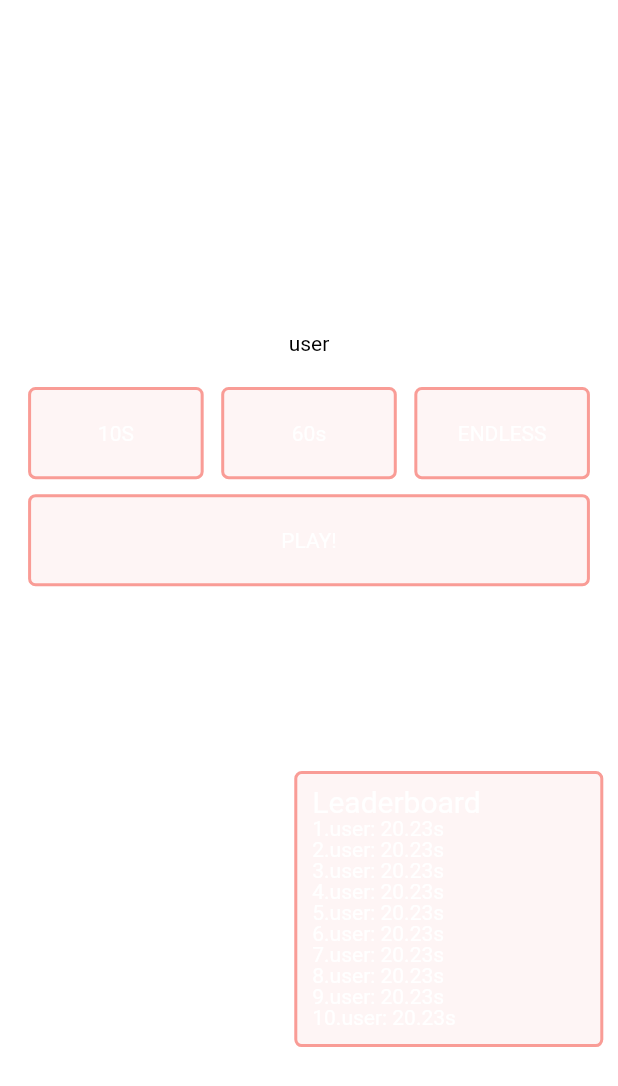
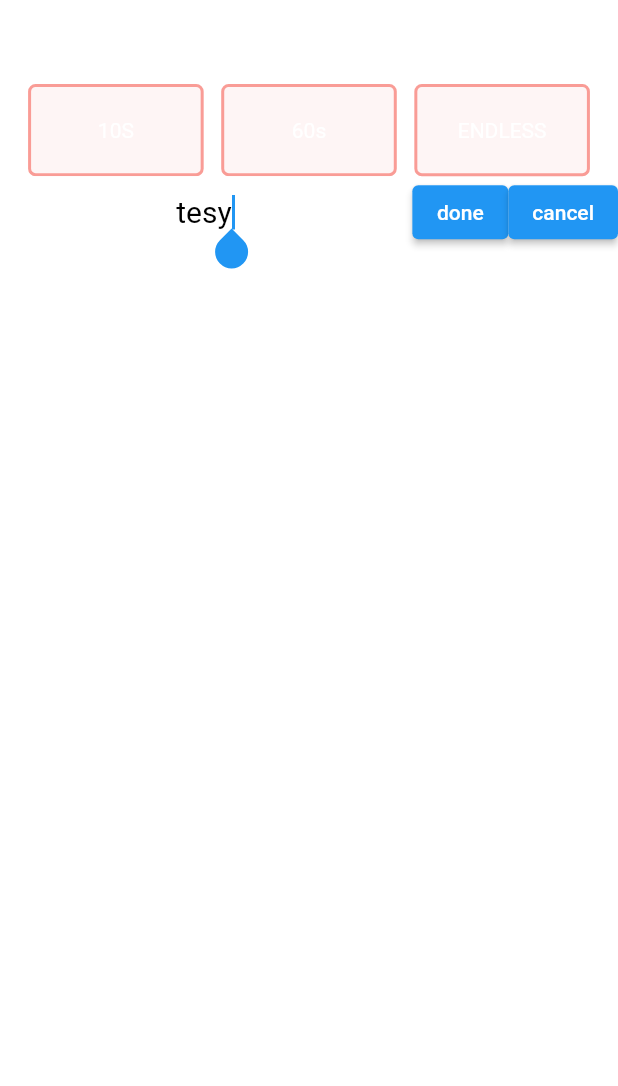
Before and after one commit to junwatanabe72/renda_clone, a Flutter app: the screen it shows after launch, on a phone screen of 412 x 824 dp. Shown: the top 1086 px of the screen. Run offline on Flutter 3.47's test engine with Material 2 defaults, Android fonts, the light colour scheme and no system bars; accounts and stored records are empty.

Commit message:
userモデル作成とformでユーザー作成

```diff
--- a/lib/main.dart
+++ b/lib/main.dart
@@ -1,9 +1,20 @@
 import 'package:flutter/material.dart';
+import 'package:renda_clone/stores/user.dart';
 import "components/templetes/backgroundImage.dart";
-import 'pages/index.dart';
+// import 'pages/index.dart';
+import 'pages/test.dart';
+import 'package:provider/provider.dart';
 
 void main() {
-  runApp(MyApp());
+  runApp(MultiProvider(
+      // MultiProviderは複数のChangeNotifierProviderを格納できるProviderのこと
+      // providersにList<ChangeNotifierProvider>を指定する
+      providers: [
+        // ChangeNotifierProviderはcreateにデリゲートを取り、この中でChangeNotifierを初期化して返す
+        ChangeNotifierProvider(
+          create: (context) => UserStore(),
+        )
+      ], child: MyApp()));
 }
 
 class MyApp extends StatelessWidget {
@@ -25,7 +36,7 @@ class MyApp extends StatelessWidget {
         home: Stack(
           children: <Widget>[
             BackgroundImage(),
-            Top(),
+            Test(),
           ],
         ));
   }
--- /dev/null
+++ b/lib/models/user.dart
@@ -0,0 +1,13 @@
+class User {
+  final String name;
+
+  User({this.name = "test"});
+
+  factory User.fromJson(Map<String, dynamic> json) {
+    return User(
+      name: json['name'] as String,
+      // profile:
+      //     json['profile'] == null ? null : Profile.fromJson(json['profile']),
+    );
+  }
+}
--- a/lib/pages/index.dart
+++ b/lib/pages/index.dart
@@ -1,17 +1,21 @@
 import 'package:flutter/material.dart';
+import 'package:provider/provider.dart';
 import 'dart:io';
 import 'dart:ui';
 import 'package:renda_clone/components/atoms/button.dart';
+// import 'package:renda_clone/components/atoms/input.dart';
 import 'package:renda_clone/components/organisims/top/board.dart';
 import 'package:renda_clone/components/organisims/top/roll.dart';
 import 'package:renda_clone/components/organisims/top/selectButtons.dart';
 import 'package:renda_clone/components/organisims/top/title.dart';
 import 'package:renda_clone/components/organisims/top/userName.dart';
+import 'package:renda_clone/stores/user.dart';
 import "../components/templetes/header/top.dart";
 
 class Top extends StatelessWidget {
   @override
   Widget build(BuildContext context) {
+    final _user = Provider.of<UserStore>(context);
     final size = MediaQuery.of(context).size;
     final padding = MediaQuery.of(context).padding;
     var maxHeight = size.height - padding.top - padding.bottom;
@@ -51,7 +55,7 @@ class Top extends StatelessWidget {
         UserName(
           width: userNameWidth,
           height: userNameHeight,
-          name: "user",
+          name: _user.user != null ? _user.user.name : "Enter Nickname...",
         ),
         Padding(padding: EdgeInsets.all(5)),
         SelectButtons(width: buttonWidth, height: buttonHeight),
--- /dev/null
+++ b/lib/pages/test.dart
@@ -0,0 +1,43 @@
+import 'package:flutter/material.dart';
+import 'package:provider/provider.dart';
+import 'dart:io';
+import 'package:renda_clone/components/atoms/input.dart';
+import 'package:renda_clone/components/organisims/top/selectButtons.dart';
+import 'package:renda_clone/stores/user.dart';
+import "../components/templetes/header/top.dart";
+
+class Test extends StatelessWidget {
+  @override
+  Widget build(BuildContext context) {
+    final _user = Provider.of<UserStore>(context);
+    final size = MediaQuery.of(context).size;
+    final padding = MediaQuery.of(context).padding;
+    var maxHeight = size.height - padding.top - padding.bottom;
+
+    // アプリ描画エリアの縦サイズを取得
+    if (Platform.isAndroid) {
+      maxHeight = size.height - padding.top - kToolbarHeight;
+    } else if (Platform.isIOS) {
+      maxHeight = size.height - padding.top - padding.bottom - 22;
+    }
+    final buttonHeight = maxHeight * (8 / 100);
+
+    // widthSize
+
+    final buttonWidth = size.width / 1.1;
+    // heightSize
+    final headerHeight = maxHeight * (8 / 100);
+    final name = _user.user != null ? _user.user.name : "tesy";
+    return Scaffold(
+      backgroundColor: Colors.transparent,
+      appBar: Header(
+        height: headerHeight,
+      ),
+      body: Column(children: [
+        SelectButtons(width: buttonWidth, height: buttonHeight),
+        Input(userName: name),
+        Text(name)
+      ]),
+    );
+  }
+}
--- /dev/null
+++ b/lib/stores/user.dart
@@ -0,0 +1,24 @@
+// ChangeNotifierを継承して新しいStoreクラスを作る
+import 'package:flutter/material.dart';
+import 'package:renda_clone/models/user.dart';
+
+class UserStore extends ChangeNotifier {
+  // 実際に管理される商品のリスト
+  User _user;
+  Set<User> _users;
+  // 外側から直接変更されないように、getterのみ公開
+  User get user => _user;
+  Set<User> get users => _users;
+  // リクエスト実行中に再リクエストしないようにしたい
+  // bool _isFetching = false;
+  // bool get isFetching => _isFetching;
+
+  // Storeに変更を要求するインターフェイス
+  createUser(String value) {
+    // 取得できた商品のリストを追加する
+    final User newUser = User(name: value);
+    _user = newUser;
+    // 追加できたら、このStoreを購読しているウィジェットに通知する
+    notifyListeners();
+  }
+}
--- a/pubspec.yaml
+++ b/pubspec.yaml
@@ -27,6 +27,7 @@ dependencies:
   # The following adds the Cupertino Icons font to your application.
   # Use with the CupertinoIcons class for iOS style icons.
   cupertino_icons: ^1.0.0
+  provider:
 
 dev_dependencies:
   flutter_test:
```
Also changed, not shown: lib/components/atoms/input.dart (+24 -4 lines), pubspec.lock.
